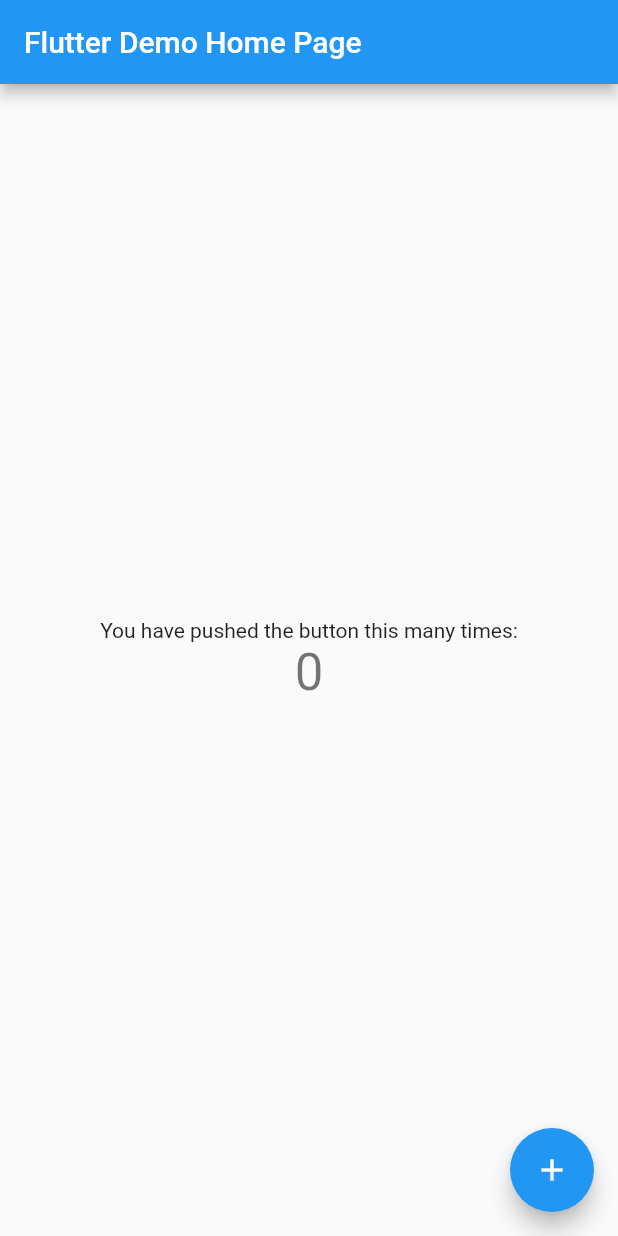
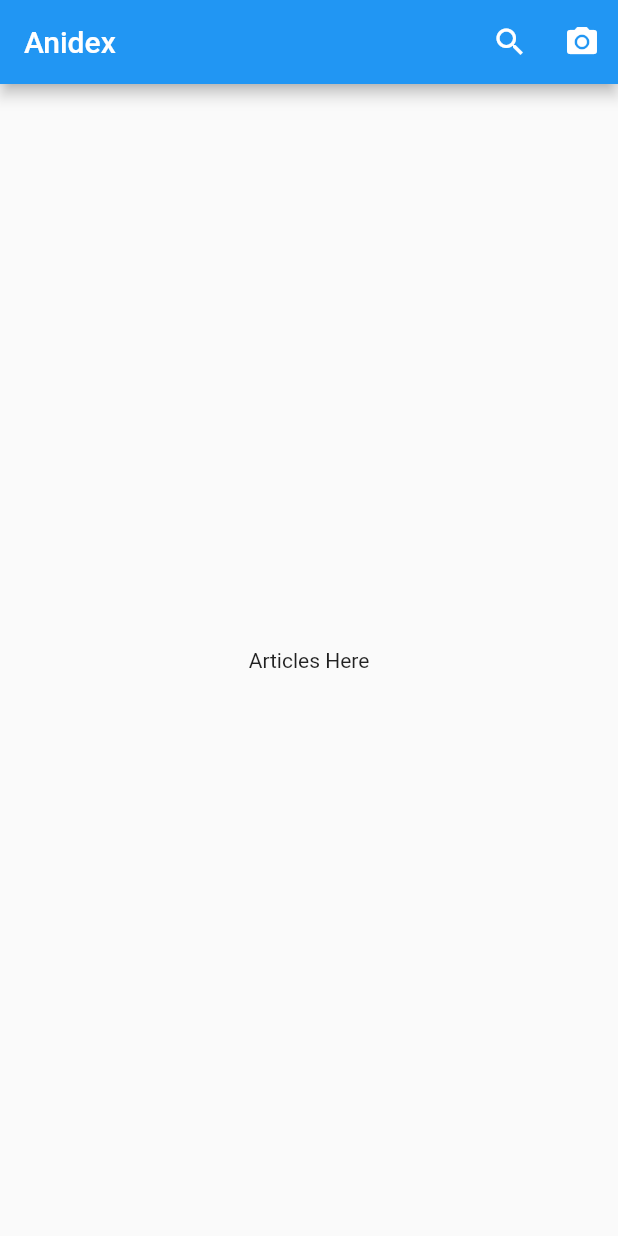
Before and after one commit to saralcode/anidex, a Flutter app: the screen it shows after launch, on a phone screen of 412 x 824 dp. Run offline on Flutter 3.47's test engine with Material 2 defaults, Android fonts, the phone set to English and light mode, and no system bars.

Commit message:
created homepage

```diff
--- a/lib/main.dart
+++ b/lib/main.dart
@@ -1,3 +1,4 @@
+import 'package:anidex/pages/home/homepage.dart';
 import 'package:flutter/material.dart';
 
 void main() {
@@ -7,109 +8,11 @@
 class MyApp extends StatelessWidget {
   const MyApp({super.key});
 
-  // This widget is the root of your application.
   @override
   Widget build(BuildContext context) {
-    return MaterialApp(
-      title: 'Flutter Demo',
-      theme: ThemeData(
-        // This is the theme of your application.
-        //
-        // Try running your application with "flutter run". You'll see the
-        // application has a blue toolbar. Then, without quitting the app, try
-        // changing the primarySwatch below to Colors.green and then invoke
-        // "hot reload" (press "r" in the console where you ran "flutter run",
-        // or simply save your changes to "hot reload" in a Flutter IDE).
-        // Notice that the counter didn't reset back to zero; the application
-        // is not restarted.
-        primarySwatch: Colors.blue,
-      ),
-      home: const MyHomePage(title: 'Flutter Demo Home Page'),
+    return const MaterialApp(
+      title: "Anidex",
+      home: HomePage(),
     );
   }
 }
-
-class MyHomePage extends StatefulWidget {
-  const MyHomePage({super.key, required this.title});
-
-  // This widget is the home page of your application. It is stateful, meaning
-  // that it has a State object (defined below) that contains fields that affect
-  // how it looks.
-
-  // This class is the configuration for the state. It holds the values (in this
-  // case the title) provided by the parent (in this case the App widget) and
-  // used by the build method of the State. Fields in a Widget subclass are
-  // always marked "final".
-
-  final String title;
-
-  @override
-  State<MyHomePage> createState() => _MyHomePageState();
-}
-
-class _MyHomePageState extends State<MyHomePage> {
-  int _counter = 0;
-
-  void _incrementCounter() {
-    setState(() {
-      // This call to setState tells the Flutter framework that something has
-      // changed in this State, which causes it to rerun the build method below
-      // so that the display can reflect the updated values. If we changed
-      // _counter without calling setState(), then the build method would not be
-      // called again, and so nothing would appear to happen.
-      _counter++;
-    });
-  }
-
-  @override
-  Widget build(BuildContext context) {
-    // This method is rerun every time setState is called, for instance as done
-    // by the _incrementCounter method above.
-    //
-    // The Flutter framework has been optimized to make rerunning build methods
-    // fast, so that you can just rebuild anything that needs updating rather
-    // than having to individually change instances of widgets.
-    return Scaffold(
-      appBar: AppBar(
-        // Here we take the value from the MyHomePage object that was created by
-        // the App.build method, and use it to set our appbar title.
-        title: Text(widget.title),
-      ),
-      body: Center(
-        // Center is a layout widget. It takes a single child and positions it
-        // in the middle of the parent.
-        child: Column(
-          // Column is also a layout widget. It takes a list of children and
-          // arranges them vertically. By default, it sizes itself to fit its
-          // children horizontally, and tries to be as tall as its parent.
-          //
-          // Invoke "debug painting" (press "p" in the console, choose the
-          // "Toggle Debug Paint" action from the Flutter Inspector in Android
-          // Studio, or the "Toggle Debug Paint" command in Visual Studio Code)
-          // to see the wireframe for each widget.
-          //
-          // Column has various properties to control how it sizes itself and
-          // how it positions its children. Here we use mainAxisAlignment to
-          // center the children vertically; the main axis here is the vertical
-          // axis because Columns are vertical (the cross axis would be
-          // horizontal).
-          mainAxisAlignment: MainAxisAlignment.center,
-          children: <Widget>[
-            const Text(
-              'You have pushed the button this many times:',
-            ),
-            Text(
-              '$_counter',
-              style: Theme.of(context).textTheme.headlineMedium,
-            ),
-          ],
-        ),
-      ),
-      floatingActionButton: FloatingActionButton(
-        onPressed: _incrementCounter,
-        tooltip: 'Increment',
-        child: const Icon(Icons.add),
-      ), // This trailing comma makes auto-formatting nicer for build methods.
-    );
-  }
-}
--- /dev/null
+++ b/lib/pages/home/homepage.dart
@@ -0,0 +1,28 @@
+import 'package:flutter/material.dart';
+import 'package:flutter/src/widgets/framework.dart';
+import 'package:flutter/src/widgets/placeholder.dart';
+
+class HomePage extends StatefulWidget {
+  const HomePage({super.key});
+
+  @override
+  State<HomePage> createState() => _HomePageState();
+}
+
+class _HomePageState extends State<HomePage> {
+  @override
+  Widget build(BuildContext context) {
+    return Scaffold(
+      appBar: AppBar(
+        title: const Text("Anidex"),
+        actions: [
+          IconButton(onPressed: () {}, icon: const Icon(Icons.search)),
+          IconButton(onPressed: () {}, icon: const Icon(Icons.camera_alt)),
+        ],
+      ),
+      body: const Center(
+        child: Text("Articles Here"),
+      ),
+    );
+  }
+}
```
